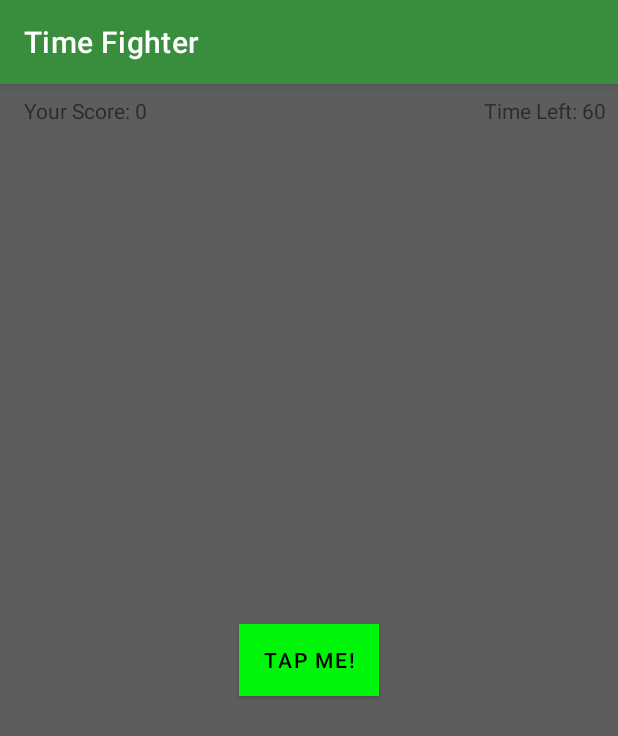
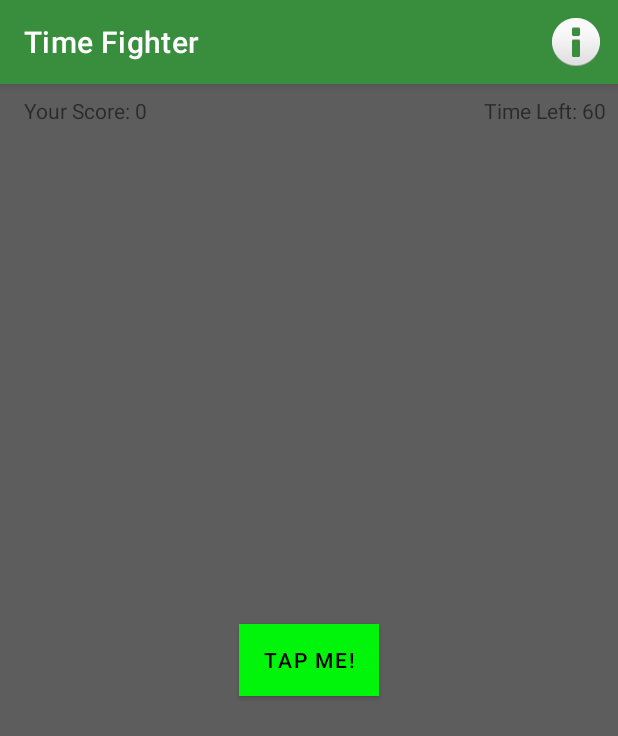
Before and after one commit to Sebastien-Remy/Android-RW-01-TimeFighter, an Android app: the screen it shows after launch (MainActivity), on a phone screen of 412 x 824 dp. Shown: the top 736 px of the screen. Run offline under Robolectric (Android 15) with nearby library versions, the phone set to English and light mode, and no system bars.

Commit message:
Add a menu

```diff
--- a/app/src/main/java/fr/thegreencompany/timefighter/MainActivity.kt
+++ b/app/src/main/java/fr/thegreencompany/timefighter/MainActivity.kt
@@ -5,6 +5,8 @@ import android.os.Bundle
 import android.os.CountDownTimer
 import android.os.PersistableBundle
 import android.util.Log
+import android.view.Menu
+import android.view.MenuItem
 import android.view.animation.AnimationUtils
 import android.widget.Button
 import android.widget.TextView
@@ -55,6 +57,23 @@ class MainActivity : AppCompatActivity() {
         }
 
         Log.d(TAG, "onCreate score is: $score")
+    }
+
+    override fun onCreateOptionsMenu(menu: Menu?): Boolean {
+        super.onCreateOptionsMenu(menu)
+        menuInflater.inflate(R.menu.menu, menu)
+        return true
+    }
+
+    override fun onOptionsItemSelected(item: MenuItem): Boolean {
+        if (item.itemId == R.id.actionAbout) {
+            showInfo()
+        }
+        return true
+    }
+
+    private fun showInfo() {
+
     }
 
     override fun onSaveInstanceState(outState: Bundle) {
--- /dev/null
+++ b/app/src/main/res/menu/menu.xml
@@ -0,0 +1,10 @@
+<?xml version="1.0" encoding="utf-8"?>
+<menu xmlns:app="http://schemas.android.com/apk/res-auto"
+    xmlns:android="http://schemas.android.com/apk/res/android">
+
+    <item
+        android:id="@+id/actionAbout"
+        android:icon="@android:drawable/ic_dialog_info"
+        android:title="@string/about"
+        app:showAsAction="always" />
+</menu>
--- a/app/src/main/res/values/strings.xml
+++ b/app/src/main/res/values/strings.xml
@@ -4,4 +4,5 @@
     <string name="timeLeft">Time Left: %1d</string>
     <string name="tapMe">Tap Me!</string>
     <string name="gameOverMessage">Game Over! Your score was %1d</string>
+    <string name="about">About</string>
 </resources>
```
